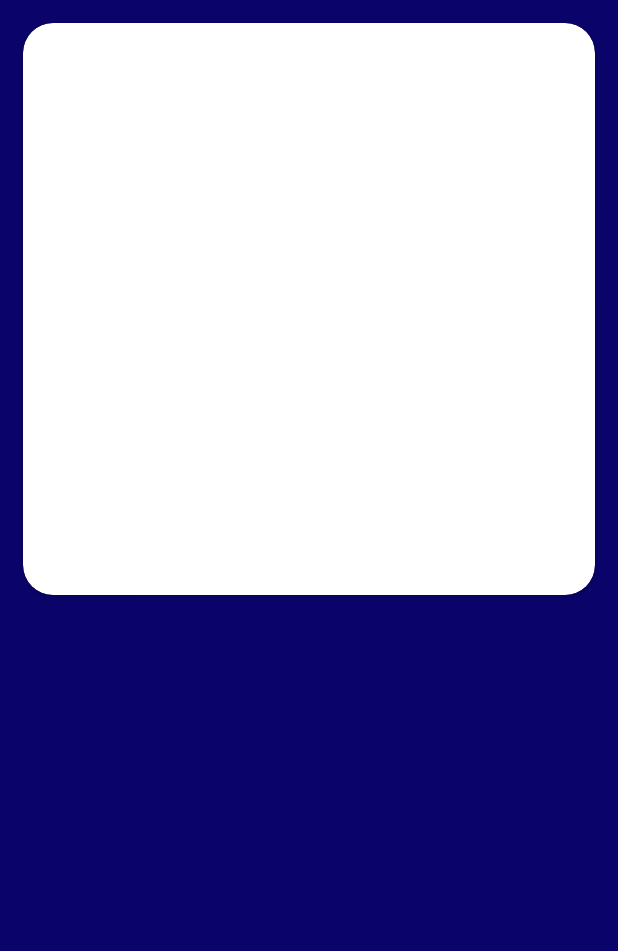
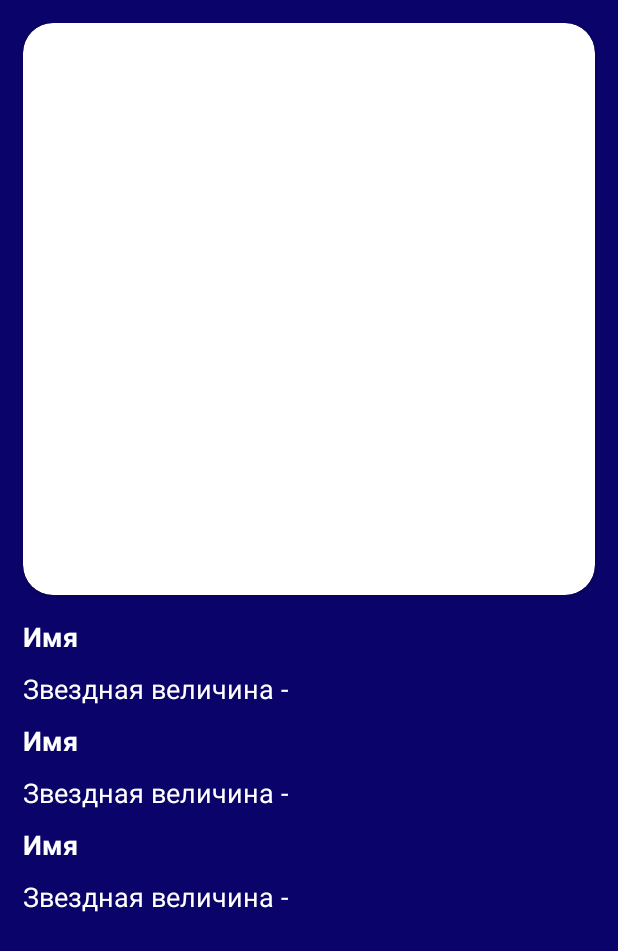
Before and after one commit to ElMKV/NASApp, an Android app: the layout activity_main.xml on its own in the app's theme, with its tools: preview values and no code run, on a phone screen of 412 x 824 dp. Shown: the top 951 px of the screen. Run offline under Robolectric (Android 15) with nearby library versions, the light colour scheme and no system bars.

Commit message:
Вывел элементы в recyclerView

```diff
--- a/app/src/main/java/com/example/nasapp/Comet.java
+++ b/app/src/main/java/com/example/nasapp/Comet.java
@@ -3,6 +3,7 @@ package com.example.nasapp;
 import com.google.gson.annotations.Expose;
 import com.google.gson.annotations.SerializedName;
 
+import java.util.ArrayList;
 import java.util.List;
 
 
@@ -11,8 +12,7 @@ public class Comet {
 
     @SerializedName("near_earth_objects")
     @Expose
-    private List<NearEarthObject> nearEarthObjects = null;
-
+    private List<NearEarthObject> nearEarthObjects = new ArrayList<>();
 
 
     public List<NearEarthObject> getNearEarthObjects() {
--- a/app/src/main/res/layout/activity_main.xml
+++ b/app/src/main/res/layout/activity_main.xml
@@ -71,10 +71,11 @@
         android:layout_weight="1"
         android:orientation="vertical">
 
-        <TextView
-            android:id="@+id/textViewNameComet"
+        <androidx.recyclerview.widget.RecyclerView
+            android:id="@+id/recycler"
             android:layout_width="match_parent"
-            android:layout_height="wrap_content" />
+            android:layout_height="match_parent"
+            tools:listitem="@layout/item_recycler" />
     </LinearLayout>
 
 </LinearLayout>
--- /dev/null
+++ b/app/src/main/res/layout/item_recycler.xml
@@ -0,0 +1,35 @@
+<?xml version="1.0" encoding="utf-8"?>
+<androidx.constraintlayout.widget.ConstraintLayout xmlns:android="http://schemas.android.com/apk/res/android"
+    xmlns:tools="http://schemas.android.com/tools"
+    android:layout_width="match_parent"
+    android:layout_height="wrap_content"
+    android:background="@color/colorPrimary">
+
+    <LinearLayout
+        android:layout_width="match_parent"
+        android:layout_height="match_parent"
+        android:layout_margin="15dp"
+        android:orientation="vertical"
+        tools:layout_editor_absoluteX="5dp">
+
+        <TextView
+            android:id="@+id/textViewNameComet"
+            android:layout_width="match_parent"
+            android:layout_height="wrap_content"
+            android:text="Имя"
+            android:textColor="#FFFFFF"
+            android:textSize="18sp"
+            android:textStyle="bold" />
+
+        <TextView
+            android:id="@+id/textViewStar"
+            android:layout_width="match_parent"
+            android:layout_height="wrap_content"
+            android:layout_marginTop="10dp"
+            android:layout_marginBottom="10dp"
+            android:text="Звездная величина - "
+            android:textColor="#FFFFFF"
+            android:textSize="18sp" />
+
+    </LinearLayout>
+</androidx.constraintlayout.widget.ConstraintLayout>
```
Also changed, not shown: app/src/main/java/com/example/nasapp/CometAdapter.java (added, +57 -0 lines), app/src/main/java/com/example/nasapp/MainActivity.java (+31 -2 lines), app/src/main/java/com/example/nasapp/NearEarthObject.java (+14 -0 lines).
